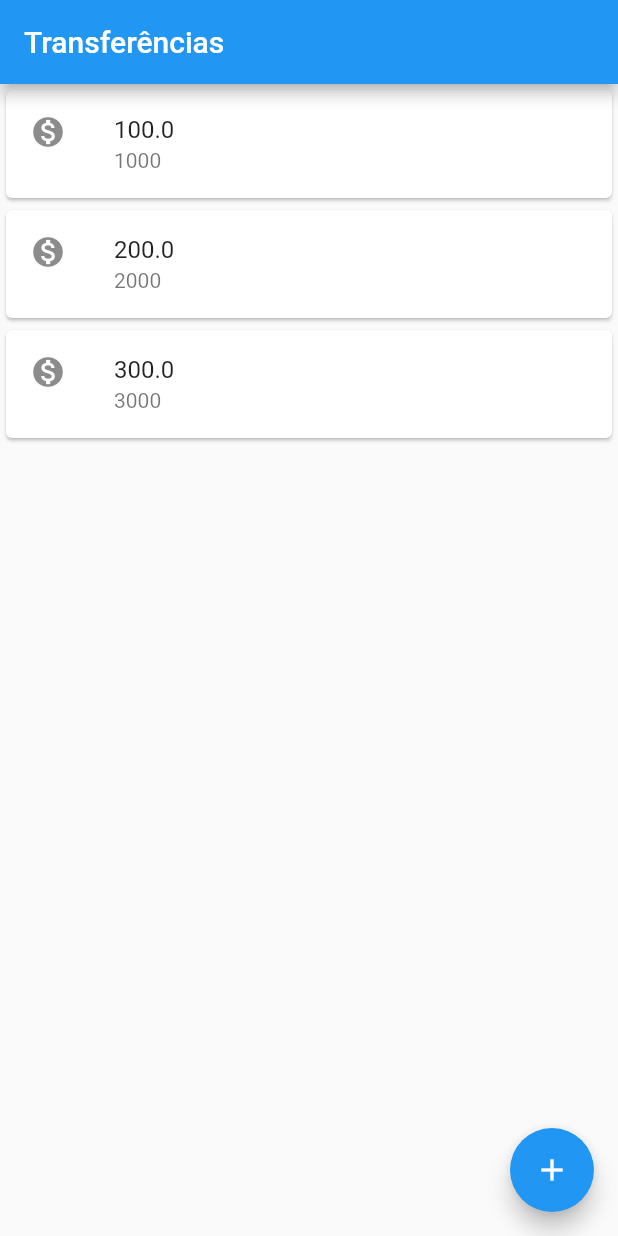
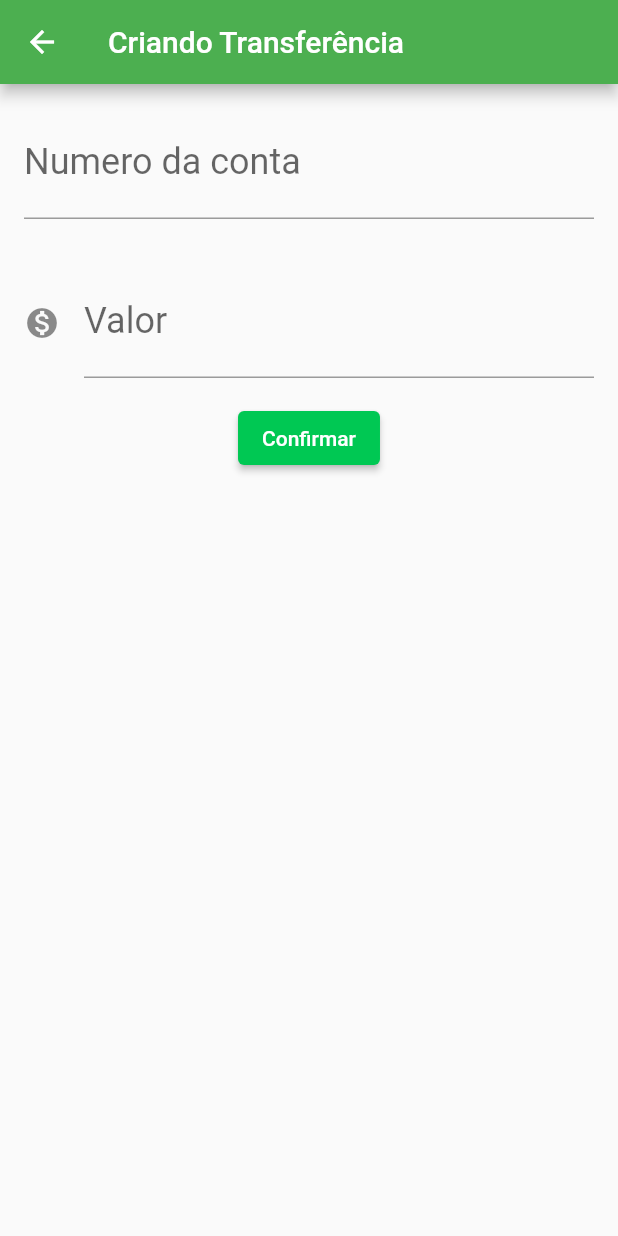
Before and after one commit to Gustav98/bytebank-flutter, a Flutter app: the screen it shows after launch, after a tap on the "add" icon, on a phone screen of 412 x 824 dp. Run offline on Flutter 3.47's test engine with Material 2 defaults, Android fonts, the phone set to English and light mode, and no system bars; missing offline and left inert: dart:html.

Commit message:
Finalizando o módulo 1 do curso

```diff
--- /dev/null
+++ b/lib/components/editor.dart
@@ -0,0 +1,34 @@
+import 'package:flutter/material.dart';
+
+class Editor extends StatelessWidget {
+  final TextEditingController? controlador;
+  final String? rotulo;
+  final String? dica;
+  final IconData? icone;
+
+  Editor({
+    this.controlador,
+    this.rotulo,
+    this.dica,
+    this.icone,
+  });
+
+  @override
+  Widget build(BuildContext context) {
+    return Padding(
+      padding: const EdgeInsets.all(16.0),
+      child: TextField(
+        controller: controlador,
+        style: TextStyle(
+          fontSize: 24.0,
+        ),
+        decoration: InputDecoration(
+          icon: icone != null ? Icon(icone) : null,
+          labelText: rotulo,
+          hintText: dica,
+        ),
+        keyboardType: TextInputType.number,
+      ),
+    );
+  }
+}
--- a/lib/main.dart
+++ b/lib/main.dart
@@ -1,53 +1,31 @@
+import 'dart:html';
+
+import 'package:bytebank/screens/transferencia/lista.dart';
 import 'package:flutter/material.dart';
 
 void main() {
-  runApp(MaterialApp(
-    home: Scaffold(
-      body: ListaTransferencias(),
-      appBar: AppBar(
-        title: Text('Transferências'),
-      ),
-      floatingActionButton: FloatingActionButton(
-        onPressed: () => null,
-        child: Icon(Icons.add),
-      ),
-    ),
-  ));
+  runApp(ByteBankApp());
 }
 
-class ListaTransferencias extends StatelessWidget {
+class ByteBankApp extends StatelessWidget {
   @override
   Widget build(BuildContext context) {
-    // TODO: implement build
-    return Column(
-      children: <Widget>[
-        ItemTransferencia(Transferencia(100.0, 1000)),
-        ItemTransferencia(Transferencia(200.0, 2000)),
-        ItemTransferencia(Transferencia(300.0, 3000)),
-      ],
-    );
-  }
-}
-
-class ItemTransferencia extends StatelessWidget {
-  final Transferencia _transferencia;
-
-  ItemTransferencia(this._transferencia);
-  @override
-  Widget build(BuildContext context) {
-    return Card(
-      child: ListTile(
-        leading: Icon(Icons.monetization_on),
-        title: Text(_transferencia.valor.toString()),
-        subtitle: Text(_transferencia.numeroConta.toString()),
+    return MaterialApp(
+      theme: ThemeData(
+        colorScheme: ColorScheme.fromSwatch(
+          primarySwatch: Colors.green,
+        ).copyWith(
+          secondary: Colors.blueAccent[700],
+        ),
+        elevatedButtonTheme: ElevatedButtonThemeData(
+            style: ElevatedButton.styleFrom(primary: Colors.greenAccent[700])),
+        buttonTheme: ButtonThemeData(
+            buttonColor: Colors.blueAccent[700],
+            textTheme: ButtonTextTheme.primary),
+      ),
+      home: Scaffold(
+        body: ListaTransferencias(),
       ),
     );
   }
 }
-
-class Transferencia {
-  final double valor;
-  final int numeroConta;
-
-  Transferencia(this.valor, this.numeroConta);
-}
--- /dev/null
+++ b/lib/models/transferencia.dart
@@ -0,0 +1,14 @@
+class Transferencia {
+  final double valor;
+  final int numeroConta;
+
+  Transferencia(
+    this.valor,
+    this.numeroConta,
+  );
+
+  @override
+  String toString() {
+    return 'Transferencia{valor: $valor, numeroConta: $numeroConta}';
+  }
+}
--- /dev/null
+++ b/lib/screens/transferencia/formulario.dart
@@ -0,0 +1,68 @@
+import 'package:bytebank/models/transferencia.dart';
+import 'package:flutter/material.dart';
+import 'package:bytebank/components/editor.dart';
+
+const _tituloAppBar = 'Criando Transferência';
+const _rotuloCampoValor = 'Valor';
+const _dicaCampoValor = '0.00';
+const _dicaCampoNumeroConta = '0000';
+const _rotuloCampoNumeroConta = 'Numero da conta';
+const _textoBotaoConfirmar = 'Confirmar';
+
+class FormularioTransferencia extends StatefulWidget {
+  @override
+  State<StatefulWidget> createState() {
+    // TODO: implement createState
+    return FormularioTransferenciaState();
+  }
+}
+
+class FormularioTransferenciaState extends State<FormularioTransferencia> {
+  final TextEditingController _controladorCampoNumeroConta =
+      TextEditingController();
+  final TextEditingController _controladorCampoValor = TextEditingController();
+
+  @override
+  Widget build(BuildContext context) {
+    return Scaffold(
+      appBar: AppBar(
+        title: Text(_tituloAppBar),
+      ),
+      body: SingleChildScrollView(
+        child: Column(
+          children: <Widget>[
+            Editor(
+              controlador: _controladorCampoNumeroConta,
+              rotulo: _rotuloCampoNumeroConta,
+              dica: _dicaCampoNumeroConta,
+            ),
+            Editor(
+              controlador: _controladorCampoValor,
+              rotulo: _rotuloCampoValor,
+              dica: _dicaCampoValor,
+              icone: Icons.monetization_on,
+            ),
+            ElevatedButton(
+              child: Text(_textoBotaoConfirmar),
+              onPressed: () {
+                _criaTransferencia(context);
+                ScaffoldMessenger.of(context).showSnackBar(SnackBar(
+                  content: const Text('Transferência realizada!'),
+                ));
+              },
+            ),
+          ],
+        ),
+      ),
+    );
+  }
+
+  void _criaTransferencia(BuildContext context) {
+    final int? numeroConta = int.tryParse(_controladorCampoNumeroConta.text);
+    final double? valor = double.tryParse(_controladorCampoValor.text);
+    if (numeroConta != null && valor != null) {
+      final transferenciaCriada = Transferencia(valor, numeroConta);
+      Navigator.pop(context, transferenciaCriada);
+    }
+  }
+}
--- /dev/null
+++ b/lib/screens/transferencia/lista.dart
@@ -0,0 +1,67 @@
+import 'package:bytebank/models/transferencia.dart';
+import 'package:bytebank/screens/transferencia/formulario.dart';
+import 'package:flutter/material.dart';
+
+const _tituloAppBar = 'Transferências';
+
+class ListaTransferencias extends StatefulWidget {
+  final List<Transferencia> _transferencias = [];
+
+  @override
+  State<StatefulWidget> createState() {
+    return ListaTransferenciasState();
+  }
+}
+
+class ListaTransferenciasState extends State<ListaTransferencias> {
+  @override
+  Widget build(BuildContext context) {
+    // TODO: implement build
+    return Scaffold(
+      appBar: AppBar(
+        title: Text(_tituloAppBar),
+      ),
+      body: ListView.builder(
+        itemCount: widget._transferencias.length,
+        itemBuilder: (context, indice) {
+          final transferencia = widget._transferencias[indice];
+          return ItemTransferencia(transferencia);
+        },
+      ),
+      floatingActionButton: FloatingActionButton(
+        onPressed: () {
+          Navigator.push(context, MaterialPageRoute(builder: (context) {
+            return FormularioTransferencia();
+          })).then(
+            (transferenciaRecebida) => _atualiza(transferenciaRecebida!),
+          );
+        },
+        child: Icon(Icons.add),
+      ),
+    );
+  }
+
+  void _atualiza(Transferencia transferenciaRecebida) {
+    if (transferenciaRecebida != null) {
+      setState(() {
+        widget._transferencias.add(transferenciaRecebida);
+      });
+    }
+  }
+}
+
+class ItemTransferencia extends StatelessWidget {
+  final Transferencia _transferencia;
+
+  ItemTransferencia(this._transferencia);
+  @override
+  Widget build(BuildContext context) {
+    return Card(
+      child: ListTile(
+        leading: Icon(Icons.monetization_on),
+        title: Text(_transferencia.valor.toString()),
+        subtitle: Text(_transferencia.numeroConta.toString()),
+      ),
+    );
+  }
+}
```
Also changed, not shown: 1 other file.
